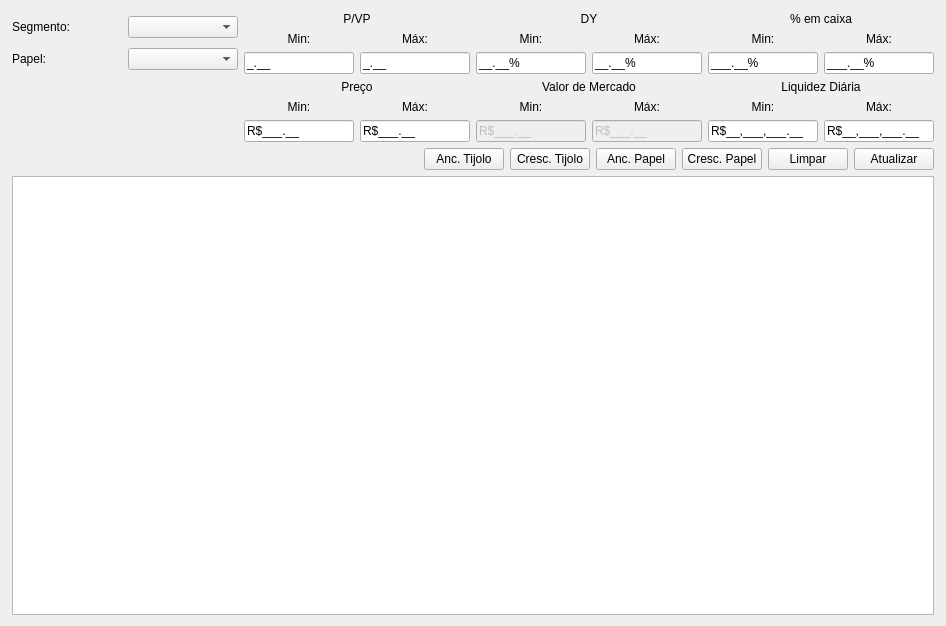
Above: src/ui/frmFiiScreen.ui from jeronimopenha/MarginMiner before the change. Below: the same form after it.
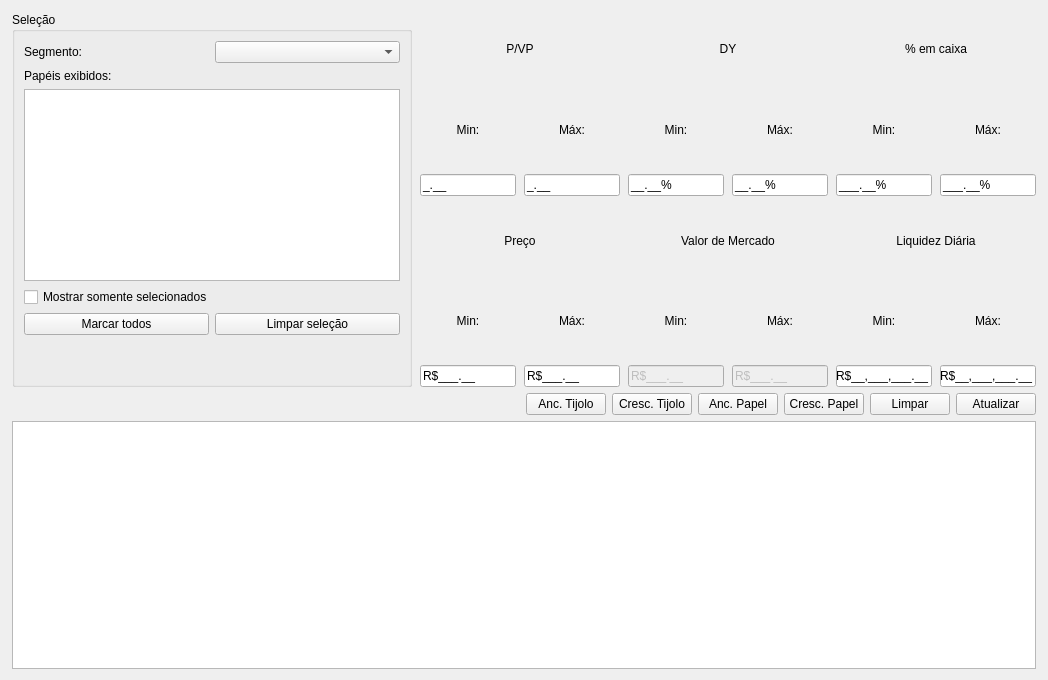
That is the form after the change.

Commit message: First FII Window is near to be nice

Diff of the .ui file:
```diff
--- a/src/ui/frmFiiScreen.ui
+++ b/src/ui/frmFiiScreen.ui
@@ -6,8 +6,8 @@
    <rect>
     <x>0</x>
     <y>0</y>
-    <width>946</width>
-    <height>626</height>
+    <width>1048</width>
+    <height>680</height>
    </rect>
   </property>
   <property name="sizePolicy">
@@ -38,149 +38,107 @@
       <number>1</number>
      </property>
      <item>
-      <layout class="QGridLayout" name="gridLayout" columnstretch="1,1,1,1">
-       <item row="0" column="2">
-        <layout class="QVBoxLayout" name="verticalLayout_3">
-         <item>
-          <widget class="QLabel" name="label_7">
-           <property name="frameShape">
-            <enum>QFrame::Shape::NoFrame</enum>
-           </property>
-           <property name="text">
-            <string>DY</string>
-           </property>
-           <property name="alignment">
-            <set>Qt::AlignmentFlag::AlignCenter</set>
-           </property>
-          </widget>
-         </item>
+      <layout class="QGridLayout" name="gridLayout" columnstretch="2,1,1,1">
+       <property name="horizontalSpacing">
+        <number>8</number>
+       </property>
+       <property name="verticalSpacing">
+        <number>8</number>
+       </property>
+
+       <item row="0" column="0" rowspan="2">
+        <widget class="QGroupBox" name="grpSelecao">
+         <property name="title">
+          <string>Seleção</string>
+         </property>
+         <layout class="QVBoxLayout" name="verticalLayoutSelecao">
          <item>
-          <layout class="QHBoxLayout" name="horizontalLayout_3">
+           <layout class="QHBoxLayout" name="horizontalLayout_14">
            <item>
-            <widget class="QLabel" name="label_8">
+             <widget class="QLabel" name="label_3">
              <property name="frameShape">
               <enum>QFrame::Shape::NoFrame</enum>
              </property>
              <property name="text">
-              <string>Min:</string>
-             </property>
-             <property name="alignment">
-              <set>Qt::AlignmentFlag::AlignCenter</set>
-             </property>
+               <string>Segmento:</string>
+              </property>
             </widget>
            </item>
            <item>
-            <widget class="QLabel" name="label_9">
-             <property name="frameShape">
-              <enum>QFrame::Shape::NoFrame</enum>
-             </property>
-             <property name="text">
-              <string>Máx:</string>
-             </property>
-             <property name="alignment">
-              <set>Qt::AlignmentFlag::AlignCenter</set>
-             </property>
-            </widget>
+             <widget class="QComboBox" name="cmbSegmento"/>
            </item>
           </layout>
          </item>
+
          <item>
-          <layout class="QHBoxLayout" name="horizontalLayout_4">
-           <item>
-            <widget class="QLineEdit" name="txtDyMin">
-             <property name="inputMask">
-              <string>##.00%;_</string>
-             </property>
+           <widget class="QLabel" name="labelPapeis">
              <property name="text">
-              <string>.%</string>
+             <string>Papéis exibidos:</string>
              </property>
             </widget>
            </item>
+
            <item>
-            <widget class="QLineEdit" name="txtDyMax">
-             <property name="inputMask">
-              <string>##.00%;_</string>
-             </property>
-             <property name="text">
-              <string>.%</string>
-             </property>
-            </widget>
-           </item>
-          </layout>
-         </item>
-        </layout>
-       </item>
-       <item row="1" column="1">
-        <layout class="QVBoxLayout" name="verticalLayout_5">
+           <widget class="QListWidget" name="lstPapeis">
+            <property name="minimumSize">
+             <size>
+              <width>0</width>
+              <height>170</height>
+             </size>
+            </property>
+            <property name="selectionMode">
+             <enum>QAbstractItemView::SelectionMode::NoSelection</enum>
+            </property>
+            <property name="uniformItemSizes">
+             <bool>true</bool>
+            </property>
+           </widget>
+          </item>
+
          <item>
-          <widget class="QLabel" name="label_13">
-           <property name="frameShape">
-            <enum>QFrame::Shape::NoFrame</enum>
-           </property>
+           <widget class="QCheckBox" name="chkSomenteSelecionados">
            <property name="text">
-            <string>Preço</string>
-           </property>
-           <property name="alignment">
-            <set>Qt::AlignmentFlag::AlignCenter</set>
-           </property>
-          </widget>
-         </item>
+             <string>Mostrar somente selecionados</string>
+            </property>
+           </widget>
+          </item>
+
          <item>
-          <layout class="QHBoxLayout" name="horizontalLayout_7">
+           <layout class="QHBoxLayout" name="horizontalLayoutSelecaoBtns">
            <item>
-            <widget class="QLabel" name="label_14">
-             <property name="frameShape">
-              <enum>QFrame::Shape::NoFrame</enum>
-             </property>
+             <widget class="QPushButton" name="btnMarcarTodos">
              <property name="text">
-              <string>Min:</string>
-             </property>
-             <property name="alignment">
-              <set>Qt::AlignmentFlag::AlignCenter</set>
-             </property>
+               <string>Marcar todos</string>
+              </property>
             </widget>
            </item>
            <item>
-            <widget class="QLabel" name="label_15">
-             <property name="frameShape">
-              <enum>QFrame::Shape::NoFrame</enum>
-             </property>
+             <widget class="QPushButton" name="btnLimparSelecao">
              <property name="text">
-              <string>Máx:</string>
-             </property>
-             <property name="alignment">
-              <set>Qt::AlignmentFlag::AlignCenter</set>
-             </property>
+               <string>Limpar seleção</string>
+              </property>
             </widget>
            </item>
           </layout>
          </item>
+
          <item>
-          <layout class="QHBoxLayout" name="horizontalLayout_8">
-           <item>
-            <widget class="QLineEdit" name="txtCotMin">
-             <property name="inputMask">
-              <string>R$###.00;_</string>
-             </property>
-             <property name="text">
-              <string>R$.</string>
-             </property>
-            </widget>
-           </item>
-           <item>
-            <widget class="QLineEdit" name="txtCotMax">
-             <property name="inputMask">
-              <string>R$###.00;_</string>
-             </property>
-             <property name="text">
-              <string>R$.</string>
-             </property>
-            </widget>
-           </item>
-          </layout>
-         </item>
-        </layout>
-       </item>
+           <spacer name="verticalSpacerSelecao">
+            <property name="orientation">
+             <enum>Qt::Orientation::Vertical</enum>
+            </property>
+            <property name="sizeHint" stdset="0">
+             <size>
+              <width>20</width>
+              <height>40</height>
+             </size>
+            </property>
+           </spacer>
+          </item>
+         </layout>
+        </widget>
+       </item>
+
        <item row="0" column="1">
         <layout class="QVBoxLayout" name="verticalLayout_4">
          <item>
@@ -252,6 +210,79 @@
          </item>
         </layout>
        </item>
+
+       <item row="0" column="2">
+        <layout class="QVBoxLayout" name="verticalLayout_3">
+         <item>
+          <widget class="QLabel" name="label_7">
+           <property name="frameShape">
+            <enum>QFrame::Shape::NoFrame</enum>
+           </property>
+           <property name="text">
+            <string>DY</string>
+           </property>
+           <property name="alignment">
+            <set>Qt::AlignmentFlag::AlignCenter</set>
+           </property>
+          </widget>
+         </item>
+         <item>
+          <layout class="QHBoxLayout" name="horizontalLayout_3">
+           <item>
+            <widget class="QLabel" name="label_8">
+             <property name="frameShape">
+              <enum>QFrame::Shape::NoFrame</enum>
+             </property>
+             <property name="text">
+              <string>Min:</string>
+             </property>
+             <property name="alignment">
+              <set>Qt::AlignmentFlag::AlignCenter</set>
+             </property>
+            </widget>
+           </item>
+           <item>
+            <widget class="QLabel" name="label_9">
+             <property name="frameShape">
+              <enum>QFrame::Shape::NoFrame</enum>
+             </property>
+             <property name="text">
+              <string>Máx:</string>
+             </property>
+             <property name="alignment">
+              <set>Qt::AlignmentFlag::AlignCenter</set>
+             </property>
+            </widget>
+           </item>
+          </layout>
+         </item>
+         <item>
+          <layout class="QHBoxLayout" name="horizontalLayout_4">
+           <item>
+            <widget class="QLineEdit" name="txtDyMin">
+             <property name="inputMask">
+              <string>##.00%;_</string>
+             </property>
+             <property name="text">
+              <string>.%</string>
+             </property>
+            </widget>
+           </item>
+           <item>
+            <widget class="QLineEdit" name="txtDyMax">
+             <property name="inputMask">
+              <string>##.00%;_</string>
+             </property>
+             <property name="text">
+              <string>.%</string>
+             </property>
+            </widget>
+           </item>
+          </layout>
+         </item>
+        </layout>
+       </item>
+
        <item row="0" column="3">
         <layout class="QVBoxLayout" name="verticalLayout_2">
          <item>
@@ -323,6 +354,79 @@
          </item>
         </layout>
        </item>
+
+       <item row="1" column="1">
+        <layout class="QVBoxLayout" name="verticalLayout_5">
+         <item>
+          <widget class="QLabel" name="label_13">
+           <property name="frameShape">
+            <enum>QFrame::Shape::NoFrame</enum>
+           </property>
+           <property name="text">
+            <string>Preço</string>
+           </property>
+           <property name="alignment">
+            <set>Qt::AlignmentFlag::AlignCenter</set>
+           </property>
+          </widget>
+         </item>
+         <item>
+          <layout class="QHBoxLayout" name="horizontalLayout_7">
+           <item>
+            <widget class="QLabel" name="label_14">
+             <property name="frameShape">
+              <enum>QFrame::Shape::NoFrame</enum>
+             </property>
+             <property name="text">
+              <string>Min:</string>
+             </property>
+             <property name="alignment">
+              <set>Qt::AlignmentFlag::AlignCenter</set>
+             </property>
+            </widget>
+           </item>
+           <item>
+            <widget class="QLabel" name="label_15">
+             <property name="frameShape">
+              <enum>QFrame::Shape::NoFrame</enum>
+             </property>
+             <property name="text">
+              <string>Máx:</string>
+             </property>
+             <property name="alignment">
+              <set>Qt::AlignmentFlag::AlignCenter</set>
+             </property>
+            </widget>
+           </item>
+          </layout>
+         </item>
+         <item>
+          <layout class="QHBoxLayout" name="horizontalLayout_8">
+           <item>
+            <widget class="QLineEdit" name="txtCotMin">
+             <property name="inputMask">
+              <string>R$###.00;_</string>
+             </property>
+             <property name="text">
+              <string>R$.</string>
+             </property>
+            </widget>
+           </item>
+           <item>
+            <widget class="QLineEdit" name="txtCotMax">
+             <property name="inputMask">
+              <string>R$###.00;_</string>
+             </property>
+             <property name="text">
+              <string>R$.</string>
+             </property>
+            </widget>
+           </item>
+          </layout>
+         </item>
+        </layout>
+       </item>
+
        <item row="1" column="2">
         <layout class="QVBoxLayout" name="verticalLayout_7">
          <item>
@@ -479,53 +583,9 @@
          </item>
         </layout>
        </item>
-       <item row="0" column="0">
-        <layout class="QVBoxLayout" name="verticalLayout">
-         <item>
-          <layout class="QHBoxLayout" name="horizontalLayout_14">
-           <item>
-            <widget class="QLabel" name="label_3">
-             <property name="frameShape">
-              <enum>QFrame::Shape::NoFrame</enum>
-             </property>
-             <property name="text">
-              <string>Segmento:</string>
-             </property>
-            </widget>
-           </item>
-           <item>
-            <widget class="QComboBox" name="cmbSegmento"/>
-           </item>
-          </layout>
-         </item>
-         <item>
-          <layout class="QHBoxLayout" name="horizontalLayout_13">
-           <item>
-            <widget class="QLabel" name="label_2">
-             <property name="frameShape">
-              <enum>QFrame::Shape::NoFrame</enum>
-             </property>
-             <property name="text">
-              <string>Papel:</string>
-             </property>
-            </widget>
-           </item>
-           <item>
-            <widget class="QComboBox" name="cmbPapel">
-             <property name="editable">
-              <bool>false</bool>
-             </property>
-             <property name="currentIndex">
-              <number>-1</number>
-             </property>
-            </widget>
-           </item>
-          </layout>
-         </item>
-        </layout>
-       </item>
-      </layout>
-     </item>
+      </layout>
+     </item>
+
      <item>
       <layout class="QHBoxLayout" name="horizontalLayout_17" stretch="1,0,0,0,0,0">
        <property name="bottomMargin">
@@ -580,6 +640,9 @@
        <property name="sortingEnabled">
         <bool>true</bool>
        </property>
+       <property name="alternatingRowColors">
+        <bool>true</bool>
+       </property>
       </widget>
      </item>
     </layout>
```
Left out of the diff: 2 changed lines with no effect on the pictures. Lines whose indentation alone changed are shown as unchanged. The commit also changes 5 other files.
